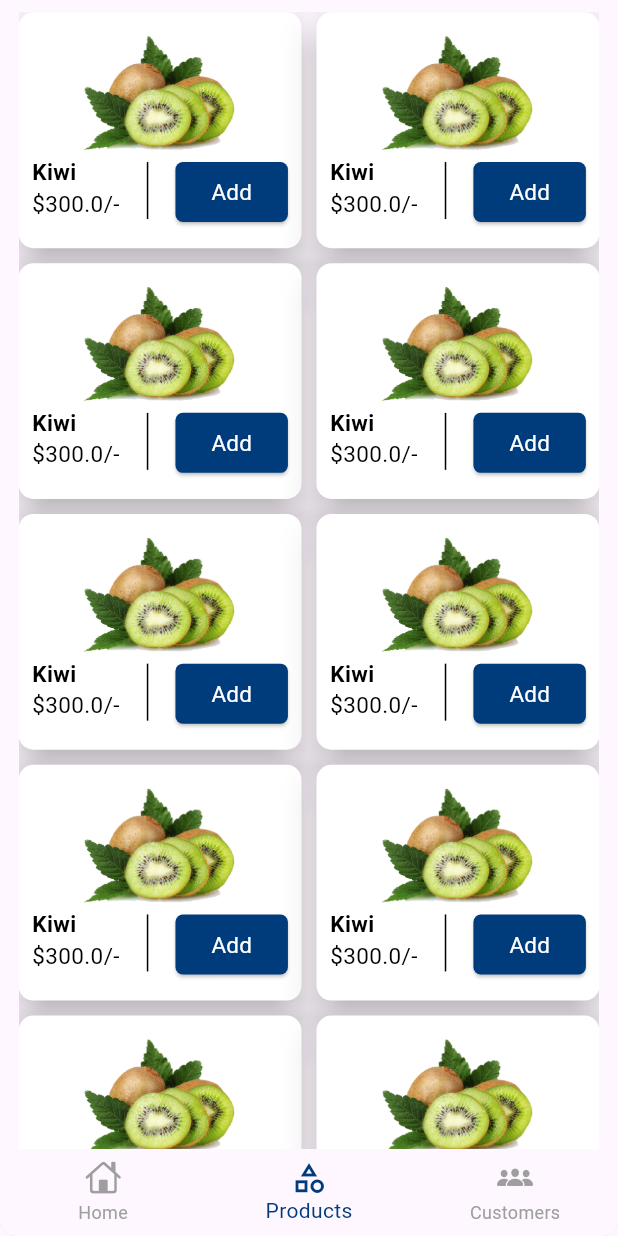
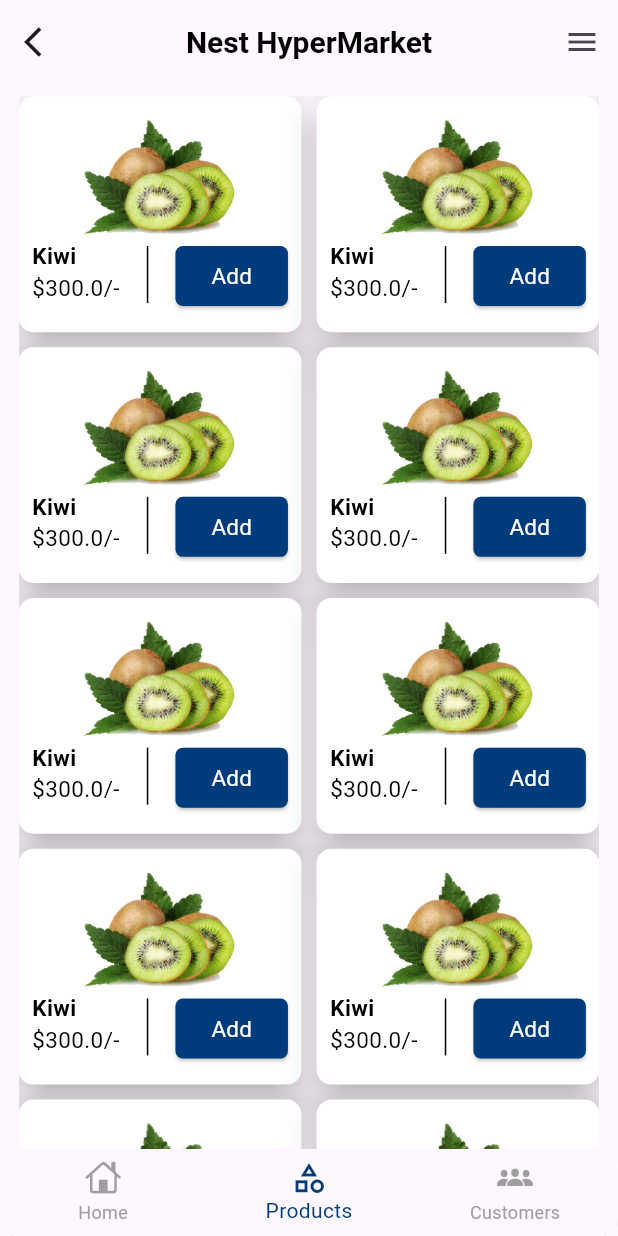
Before and after one commit to akarshbr/technaureus_test, a Flutter app: the screen it shows after launch, item 2 of the bottom bar chosen, on a phone screen of 412 x 824 dp. Run offline on Flutter 3.47's test engine with Material 3 defaults, Android fonts, the phone set to English and light mode, and no system bars; our stand-ins replace font_awesome_flutter.

Commit message:
product screen app bar added

```diff
--- a/lib/core/constants/colors.dart
+++ b/lib/core/constants/colors.dart
@@ -4,4 +4,5 @@ class ColorTheme{
   static const Color primaryColor = Color(0xFF003B7C);
   static const Color onPrimaryColor = Color(0xFFFFFFFF);
   static const Color bgColor = Color(0xFFFFFFFF);
+  static const Color onBGColor = Color(0xFF000000);
 }
--- a/lib/core/constants/text_styles.dart
+++ b/lib/core/constants/text_styles.dart
@@ -7,7 +7,7 @@ class GlobalTextStyles {
     return TextStyle(color: ColorTheme.primaryColor);
   }
 
-  static productScreenCardTS({
+  static productScreenTS({
     double size = 15,
     FontWeight fontWeight = FontWeight.normal,
     Color color = ColorTheme.onPrimaryColor,
--- a/lib/presentation/product_screen/view/product_screen.dart
+++ b/lib/presentation/product_screen/view/product_screen.dart
@@ -1,3 +1,5 @@
+import 'package:clean_code_demo/core/constants/colors.dart';
+import 'package:clean_code_demo/core/constants/text_styles.dart';
 import 'package:clean_code_demo/presentation/product_screen/view/widgets/product_screen_card.dart';
 import 'package:flutter/material.dart';
 
@@ -13,6 +15,16 @@ class _ProductScreenState extends State<ProductScreen> {
   Widget build(BuildContext context) {
     var size = MediaQuery.sizeOf(context);
     return Scaffold(
+      appBar: AppBar(
+        leading: IconButton(onPressed: () {}, icon: Icon(Icons.arrow_back_ios)),
+        centerTitle: true,
+        title: Text(
+          "Nest HyperMarket",
+          style: GlobalTextStyles.productScreenTS(
+              fontWeight: FontWeight.bold, color: ColorTheme.onBGColor, size: 20),
+        ),
+        actions: [IconButton(onPressed: () {}, icon: Icon(Icons.menu))],
+      ),
       body: Padding(
         padding: EdgeInsets.only(top: size.height * .01, left: size.width * .03, right: size.width * .03),
         child: GridView.builder(
@@ -24,7 +36,12 @@ class _ProductScreenState extends State<ProductScreen> {
             ),
             itemCount: 10,
             itemBuilder: (context, index) {
-              return ProductScreenCard(image: 'assets/dummy/kiwi.png', productName: 'Kiwi', price: 300, size: size,);
+              return ProductScreenCard(
+                image: 'assets/dummy/kiwi.png',
+                productName: 'Kiwi',
+                price: 300,
+                size: size,
+              );
             }),
       ),
     );
--- a/lib/presentation/product_screen/view/widgets/product_screen_card.dart
+++ b/lib/presentation/product_screen/view/widgets/product_screen_card.dart
@@ -32,9 +32,9 @@ class ProductScreenCard extends StatelessWidget {
                     children: [
                       Text(
                         productName!,
-                        style: GlobalTextStyles.productScreenCardTS(color: Colors.black,fontWeight: FontWeight.bold),
+                        style: GlobalTextStyles.productScreenTS(color: Colors.black,fontWeight: FontWeight.bold),
                       ),
-                      Text("\$$price/-",style: GlobalTextStyles.productScreenCardTS(color: Colors.black),)
+                      Text("\$$price/-",style: GlobalTextStyles.productScreenTS(color: Colors.black),)
                     ],
                   ),
                   VerticalDivider(
@@ -48,7 +48,7 @@ class ProductScreenCard extends StatelessWidget {
                     onPressed: () {},
                     child: Text(
                       "Add",
-                      style: GlobalTextStyles.productScreenCardTS(),
+                      style: GlobalTextStyles.productScreenTS(),
                     ),
                     style: ElevatedButton.styleFrom(
                         backgroundColor: ColorTheme.primaryColor,
```
